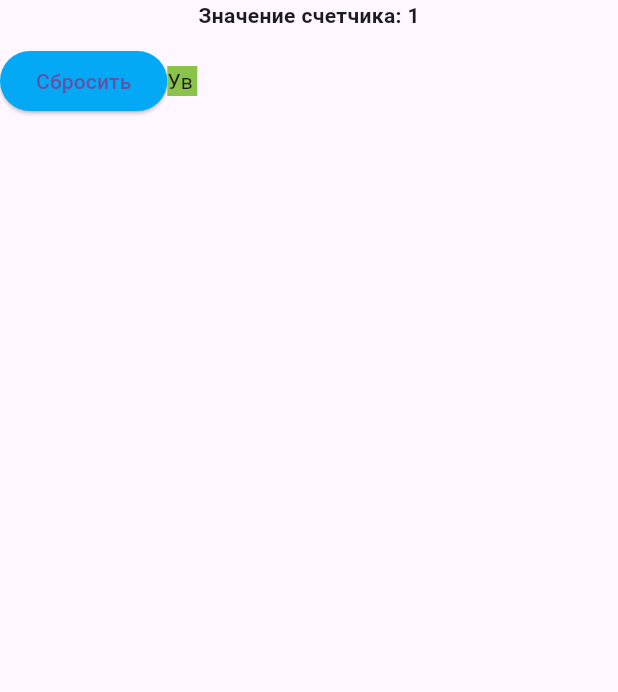
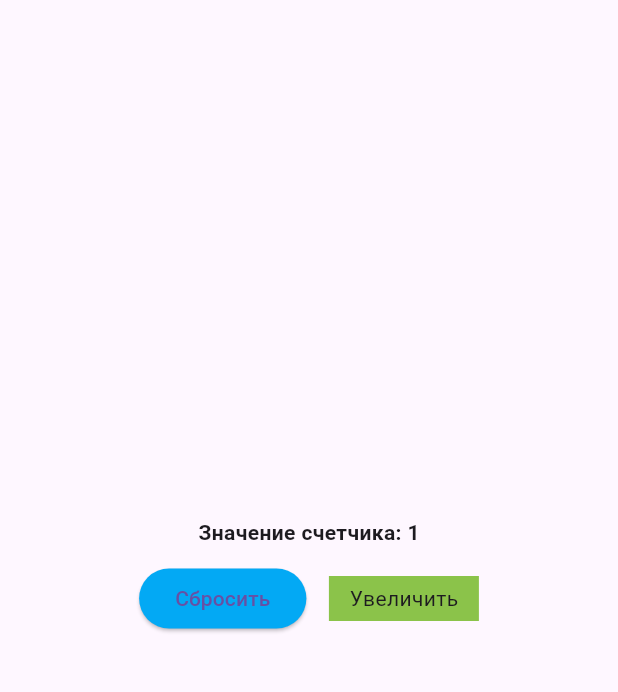
Before and after one commit to Kirus1930/PKS_Task_4, a Flutter app: the screen it shows after launch, after a tap on "Увеличить", on a phone screen of 412 x 824 dp, the part 84-776 px from its top. Run offline on Flutter 3.47's test engine with Material 3 defaults, Android fonts, the phone set to English and light mode, and no system bars.

Commit message:
Update main.dart

```diff
--- a/flutter_create_state_practice_eremin/lib/main.dart
+++ b/flutter_create_state_practice_eremin/lib/main.dart
@@ -43,6 +43,7 @@
       ),
       body: Center(
         child: Column(
+          mainAxisAlignment: MainAxisAlignment.center,
           children: [
             Text(
               "Значение счетчика: $counter",
@@ -51,25 +52,33 @@
             SizedBox(height: 10),
 
             Row(
+              mainAxisAlignment: MainAxisAlignment.center,
               children: [
                 ElevatedButton(
-                  onPressed: () => counter -= 1,
-                  onLongPress: () => counter -= 10,
+                  onPressed: () {
+                    setState(() {
+                      counter = 0;
+                    });
+                  },
                   style: ElevatedButton.styleFrom(
                     backgroundColor: Colors.lightBlue,
                   ),
                   child: Text("Сбросить"),
                 ),
-                SizedBox(height: 15),
+                SizedBox(width: 15),
 
                 GestureDetector(
                   onTap: increment,
-                  onLongPress: () => counter += 10,
+                  onLongPress: () {
+                    setState(() {
+                      counter += 10;
+                    });
+                  },
                   child: Container(
-                    width: 20,
-                    height: 20,
+                    width: 100,
+                    height: 30,
                     color: Colors.lightGreen,
-                    child: Text("Увеличить"),
+                    child: Center(child: Text("Увеличить")),
                   ),
                 ),
               ],
```
